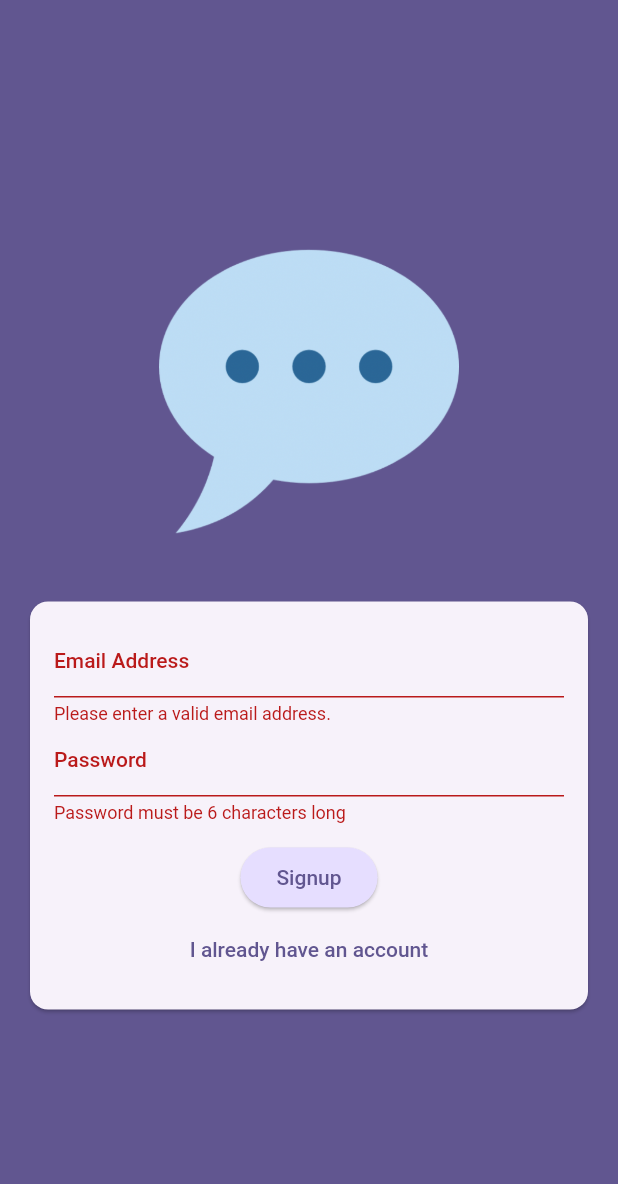
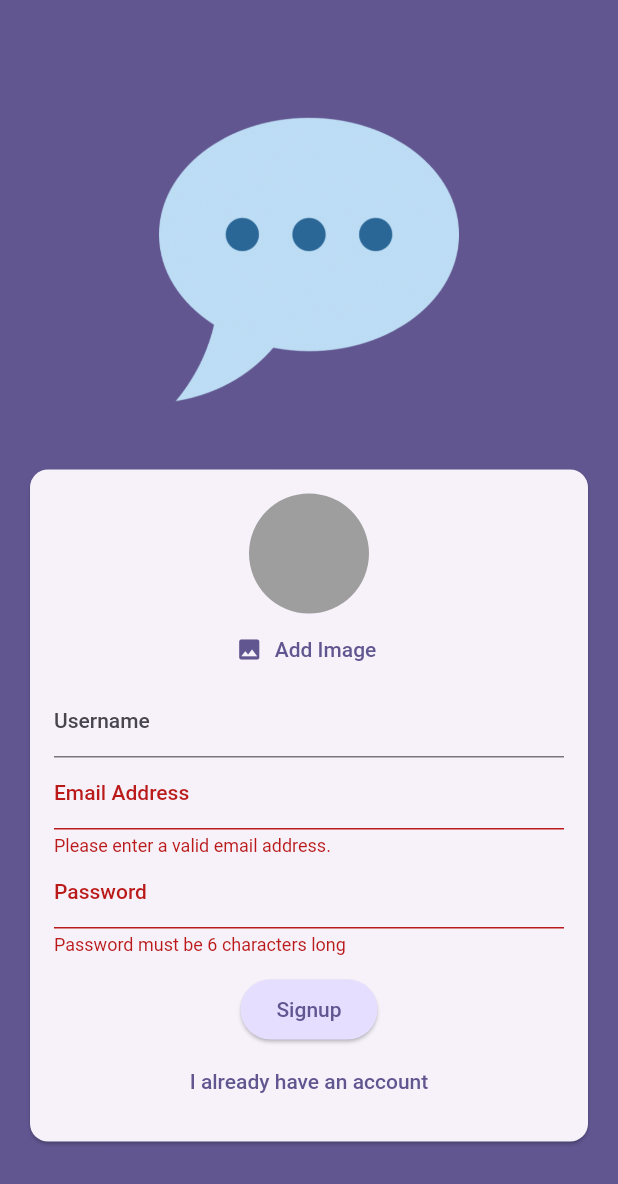
Before and after one commit to SamWraith/chat_app_flutter, a Flutter app: the screen it shows after launch, after a tap on "Login", after a tap on "Create an account", on a phone screen of 412 x 824 dp. Shown: the top 1184 px of the screen. Run offline on Flutter 3.47's test engine with Material 2 defaults, Android fonts, the phone set to English and light mode, and no system bars; our stand-ins replace cloud_firestore, firebase_auth, firebase_core, firebase_messaging, firebase_storage, image_picker; accounts and stored records are empty.

Commit message:
app done

```diff
--- a/lib/screens/auth.dart
+++ b/lib/screens/auth.dart
@@ -1,3 +1,8 @@
+import 'dart:io';
+
+import 'package:chat_app/widgets/user_image_picker.dart';
+import 'package:cloud_firestore/cloud_firestore.dart';
+import 'package:firebase_storage/firebase_storage.dart';
 import 'package:flutter/material.dart';
 import 'package:firebase_auth/firebase_auth.dart';
 
@@ -14,22 +19,40 @@ class _AuthScreenState extends State<AuthScreen> {
   final _form = GlobalKey<FormState>();
   String _enteredPassword = "";
   String _enteredEmail = "";
+  String _enteredUsername = "";
+  File? _selectedImage;
+  bool _isAuthenticating = false;
   bool _isLogin = true;
   void _submit() async {
     final isValid = _form.currentState!.validate();
-    if (!isValid) {
+    if (!isValid || (!_isLogin && _selectedImage == null)) {
       return;
     }
     _form.currentState!.save();
     try {
+      setState(() {
+        _isAuthenticating = true;
+      });
       if (_isLogin) {
         final userCredentials = await _firebase.signInWithEmailAndPassword(
             email: _enteredEmail, password: _enteredPassword);
-
       } else {
         final userCredentials = await _firebase.createUserWithEmailAndPassword(
             email: _enteredEmail, password: _enteredPassword);
-
+        final storageRef = FirebaseStorage.instance
+            .ref()
+            .child("user_image")
+            .child("${userCredentials.user!.uid}.jpg");
+        await storageRef.putFile(_selectedImage!);
+        final imageUrl = await storageRef.getDownloadURL();
+        FirebaseFirestore.instance
+            .collection("users")
+            .doc(userCredentials.user!.uid)
+            .set({
+          "username": _enteredUsername,
+          "email": _enteredEmail,
+          "image_url": imageUrl,
+        });
       }
     } on FirebaseAuthException catch (error) {
       if (error.code == "email-already-in-use") {
@@ -44,6 +67,7 @@ class _AuthScreenState extends State<AuthScreen> {
           content: Text(error.message ?? "Authentication failed!"),
         ),
       );
+      _isAuthenticating = false;
     }
   }
 
@@ -76,6 +100,27 @@ class _AuthScreenState extends State<AuthScreen> {
                       child: Column(
                         mainAxisSize: MainAxisSize.min,
                         children: [
+                          if (!_isLogin)
+                            UserImagePicker(
+                              onSelectedImage: ((pickedImage) {
+                                _selectedImage = pickedImage;
+                              }),
+                            ),
+                          if (!_isLogin)
+                            TextFormField(
+                              decoration:
+                                  const InputDecoration(labelText: "Username"),
+                              enableSuggestions: false,
+                              validator: (value) {
+                                if (value == null || value.trim().length < 4) {
+                                  return "Please enter at least 4 characters";
+                                }
+                                return null;
+                              },
+                              onSaved: (value) {
+                                _enteredUsername = value!;
+                              },
+                            ),
                           TextFormField(
                             decoration: const InputDecoration(
                               labelText: "Email Address",
@@ -113,6 +158,9 @@ class _AuthScreenState extends State<AuthScreen> {
                           const SizedBox(
                             height: 12,
                           ),
+                          if (_isAuthenticating)
+                            const CircularProgressIndicator(),
+                          if (!_isAuthenticating)
                             ElevatedButton(
                               onPressed: _submit,
                               style: ElevatedButton.styleFrom(
@@ -122,6 +170,7 @@ class _AuthScreenState extends State<AuthScreen> {
                               ),
                               child: Text(_isLogin ? "Login" : "Signup"),
                             ),
+                          if (!_isAuthenticating)
                             TextButton(
                               onPressed: () {
                                 setState(() {
--- a/lib/widgets/user_image_picker.dart
+++ b/lib/widgets/user_image_picker.dart
@@ -0,0 +1,51 @@
+import 'dart:io';
+
+import 'package:flutter/material.dart';
+import 'package:image_picker/image_picker.dart';
+
+class UserImagePicker extends StatefulWidget {
+  const UserImagePicker({super.key, required this.onSelectedImage});
+  final void Function(File pickedImage) onSelectedImage;
+  @override
+  State<UserImagePicker> createState() => _UserImagePickerState();
+}
+
+class _UserImagePickerState extends State<UserImagePicker> {
+  File? _pickedImageFile;
+  void _pickImage() async {
+    final pickedImage = await ImagePicker().pickImage(
+      source: ImageSource.camera,
+      imageQuality: 50,
+      maxWidth: 150,
+    );
+    if (pickedImage == null) {
+      return;
+    }
+    setState(() {
+      _pickedImageFile = File(pickedImage.path);
+    });
+    widget.onSelectedImage(_pickedImageFile!);
+  }
+
+  @override
+  Widget build(BuildContext context) {
+    return Column(
+      children: [
+        CircleAvatar(
+          radius: 40,
+          backgroundColor: Colors.grey,
+          foregroundImage:
+              _pickedImageFile != null ? FileImage(_pickedImageFile!) : null,
+        ),
+        TextButton.icon(
+          onPressed: _pickImage,
+          icon: const Icon(Icons.image),
+          label: Text(
+            "Add Image",
+            style: TextStyle(color: Theme.of(context).colorScheme.primary),
+          ),
+        ),
+      ],
+    );
+  }
+}
--- a/pubspec.yaml
+++ b/pubspec.yaml
@@ -39,6 +39,8 @@ dependencies:
   firebase_auth: ^4.10.1
   firebase_storage: ^11.2.8
   image_picker: ^1.0.4
+  cloud_firestore: ^4.9.3
+  firebase_messaging: ^14.6.9
 
 dev_dependencies:
   flutter_test:
```
Also changed, not shown: lib/screens/chat.dart (+29 -2 lines), lib/widgets/chat_messages.dart (added, +63 -0 lines), lib/widgets/message_bubble.dart (added, +147 -0 lines), lib/widgets/new_message.dart (added, +72 -0 lines), pubspec.lock, 2 other files. Lines whose indentation alone changed are shown as unchanged.
